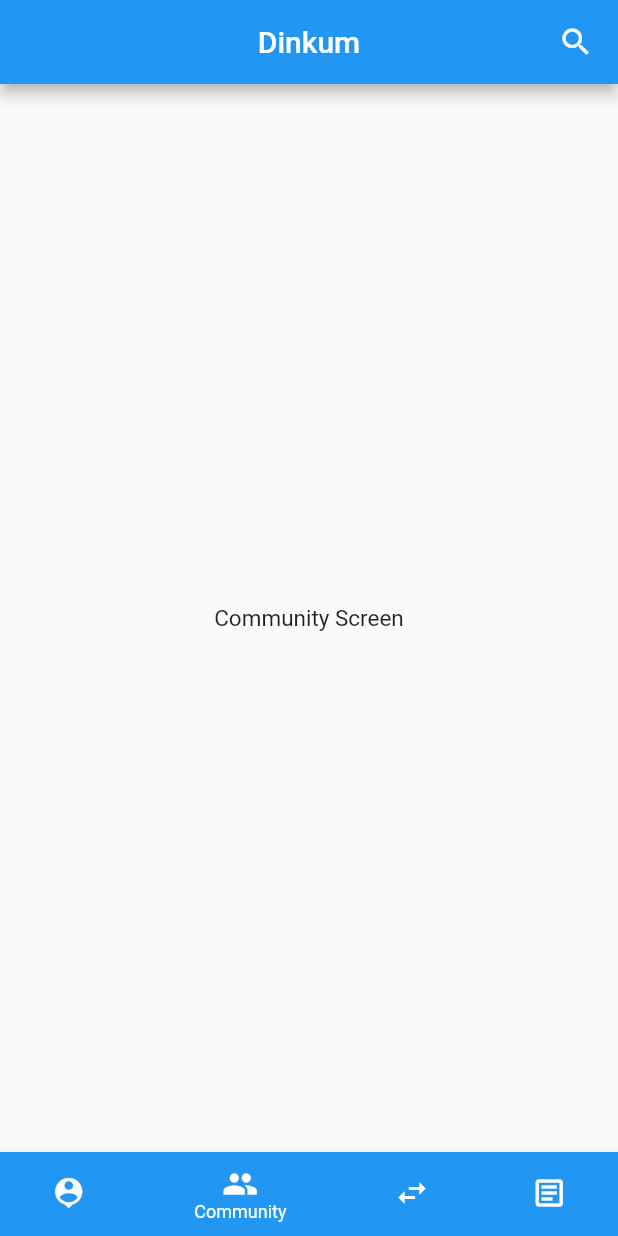
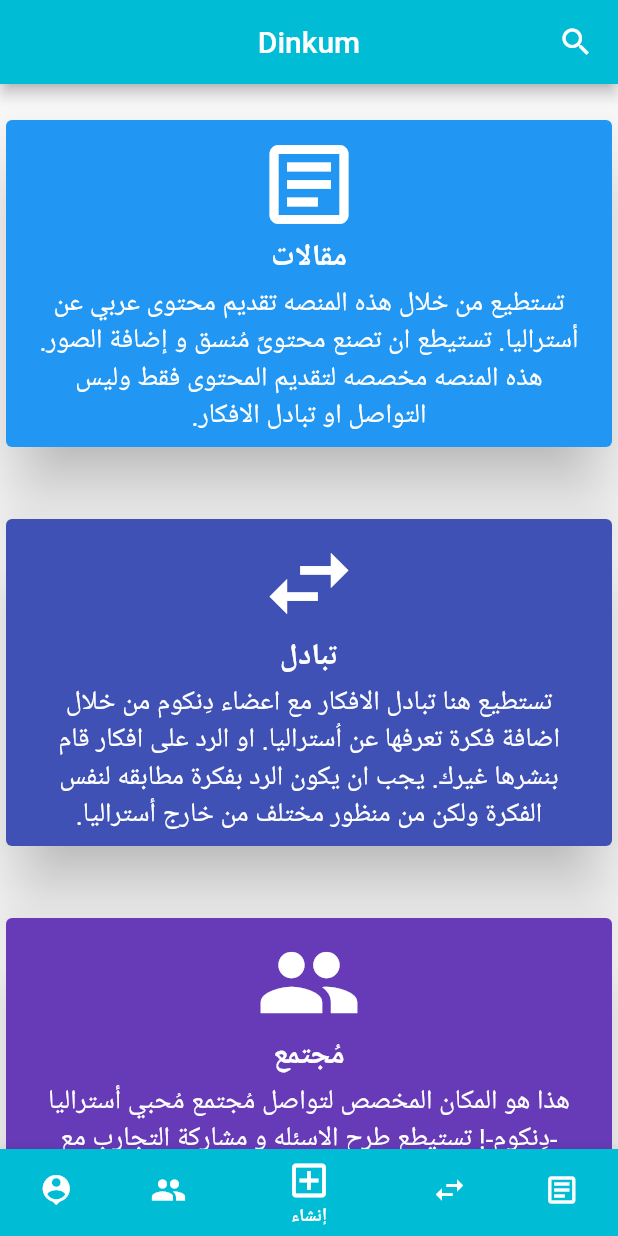
Before and after one commit to eLMoMaNi/dinkum_app, a Flutter app: the screen it shows once a user with an empty profile is signed in, item 3 of the bottom bar chosen, on a phone screen of 412 x 824 dp. Run offline on Flutter 3.47's test engine with Material 2 defaults, Android fonts, the phone set to English and light mode, and no system bars; our stand-ins replace cloud_firestore, firebase_auth, firebase_core, flutter_login; accounts and stored records are empty.

Commit message:
added create screen

```diff
--- /dev/null
+++ b/lib/screens/dashboard/create_screen.dart
@@ -0,0 +1,94 @@
+import 'package:dinkum_app/screens/create_article_screen.dart';
+import 'package:flutter/material.dart';
+
+class CreateScreen extends StatelessWidget {
+  @override
+  Widget build(BuildContext context) {
+    return Column(
+      children: [
+        Expanded(
+          child: ListView(
+            children: [
+              _createPlatformsCards(Icons.article_outlined, Colors.blue, () {
+                Navigator.of(context).push(
+                    MaterialPageRoute(builder: (_) => CreateArticleScreen()));
+              }, "مقالات",
+                  "تستطيع من خلال هذه المنصه تقديم محتوى عربي عن أستراليا. تستيطع ان تصنع محتوىً مُنسق و إضافة الصور. هذه المنصه مخصصه لتقديم المحتوى فقط وليس التواصل او تبادل الافكار."),
+              _createPlatformsCards(
+                  Icons.swap_horiz,
+                  Colors.indigo,
+                  () {}, //TODO add create swap post screen
+                  "تبادل",
+                  "تستطيع هنا تبادل الافكار مع اعضاء دِنكوم من خلال اضافة فكرة تعرفها عن اُستراليا. او الرد على افكار قام بنشرها غيرك. يجب ان يكون الرد بفكرة مطابقه لنفس الفكرة ولكن من منظور مختلف من خارج أستراليا."),
+              _createPlatformsCards(
+                Icons.group,
+                Colors.deepPurple,
+                () {}, //TODO add create community post screen
+                "مُجتمع",
+                "هذا هو المكان المخصص لتواصل مُجتمع مُحبي أستراليا -دِنكوم-! تستيطع طرح الاسئله و مشاركة التجارب مع الاعضاء أو حتى العثور على مقيمي أستراليا لأستضافتك اثناء زيارتك لأستراليا.",
+              )
+            ],
+          ),
+        ),
+      ],
+    );
+  }
+}
+
+Widget _createPlatformsCards(IconData icon, Color color, Function callBack,
+    String title, String content) {
+  return Container(
+    //height: 150,
+    width: double.infinity,
+    margin: EdgeInsets.symmetric(vertical: 20),
+    child: Card(
+      elevation: 20,
+      color: color,
+      child: Center(
+        child: Stack(
+          children: [
+            Padding(
+              padding:
+                  const EdgeInsets.symmetric(vertical: 8.0, horizontal: 20),
+              child: Column(
+                children: [
+                  Icon(
+                    icon,
+                    size: 70,
+                    color: Colors.white,
+                  ),
+                  Text(
+                    title,
+                    textAlign: TextAlign.center,
+                    style: TextStyle(
+                        fontWeight: FontWeight.w600,
+                        fontSize: 20,
+                        color: Colors.white),
+                  ),
+                  SizedBox(
+                    height: 5,
+                  ),
+                  Text(
+                    content,
+                    textAlign: TextAlign.center,
+                    style: TextStyle(
+                        fontWeight: FontWeight.w400,
+                        fontSize: 18,
+                        color: Colors.white),
+                  ),
+                ],
+              ),
+            ),
+            Positioned.fill(
+              child: InkWell(
+                onTap: () {
+                  callBack();
+                },
+              ),
+            )
+          ],
+        ),
+      ),
+    ),
+  );
+}
--- a/lib/screens/dashboard_screen.dart
+++ b/lib/screens/dashboard_screen.dart
@@ -1,3 +1,5 @@
+import 'package:dinkum_app/screens/create_article_screen.dart';
+import 'package:dinkum_app/screens/dashboard/create_screen.dart';
 import 'package:firebase_auth/firebase_auth.dart';
 import 'package:flutter/material.dart';
 
@@ -13,9 +15,17 @@
 }
 
 class _DashboardScreenState extends State<DashboardScreen> {
+  List<Color> _tabColors = [
+    Colors.blue,
+    Colors.indigo,
+    Colors.cyan,
+    Colors.deepPurple,
+    Colors.teal
+  ];
   List<Widget> tabs = [
     ArticlesScreen(),
     SwapScreen(),
+    CreateScreen(),
     CommunityScreen(),
     ProfileScreen(),
   ];
@@ -27,6 +37,7 @@
     return Scaffold(
       appBar: AppBar(
         title: Text("Dinkum"),
+        backgroundColor: _tabColors[_currentTabIdx],
         centerTitle: true,
         leading: IconButton(
           icon: Icon(Icons.search),
@@ -39,7 +50,7 @@
         selectedItemColor: Colors.white,
         unselectedItemColor: Colors.white,
         selectedLabelStyle:
-            TextStyle(fontWeight: FontWeight.normal, fontSize: 12),
+            TextStyle(fontWeight: FontWeight.w600, fontSize: 12),
         currentIndex: _currentTabIdx,
         onTap: (idx) {
           setState(() {
@@ -49,23 +60,31 @@
         items: [
           BottomNavigationBarItem(
             icon: Icon(Icons.article_outlined),
-            title: Text("Articles"),
+            title: Text("مقالات"),
             backgroundColor: Colors.blue,
           ),
           BottomNavigationBarItem(
             icon: Icon(Icons.swap_horiz),
-            title: Text("Swap"),
-            backgroundColor: Colors.blue,
+            title: Text("تبادل"),
+            backgroundColor: Colors.indigo,
+          ),
+          BottomNavigationBarItem(
+            icon: Icon(
+              Icons.add_box_outlined,
+              size: 30,
+            ),
+            backgroundColor: _tabColors[_currentTabIdx],
+            title: Text("إنشاء"),
           ),
           BottomNavigationBarItem(
             icon: Icon(Icons.people),
-            title: Text("Community"),
-            backgroundColor: Colors.blue,
+            title: Text("مُجتمع"),
+            backgroundColor: Colors.deepPurple,
           ),
           BottomNavigationBarItem(
             icon: Icon(Icons.person_pin),
-            title: Text("My Profile"),
-            backgroundColor: Colors.blue,
+            title: Text("حِسابي"),
+            backgroundColor: Colors.teal,
           ),
         ],
       ),
```
Also changed, not shown: lib/screens/article_screen.dart (added, +40 -0 lines), lib/screens/create_article_screen.dart (added, +27 -0 lines), lib/screens/dashboard/articles_screen.dart (+39 -24 lines), lib/shared/constants.dart (added, +18 -0 lines), lib/widgets/article_card.dart (+54 -12 lines), lib/widgets/category_chip.dart (added, +32 -0 lines).
